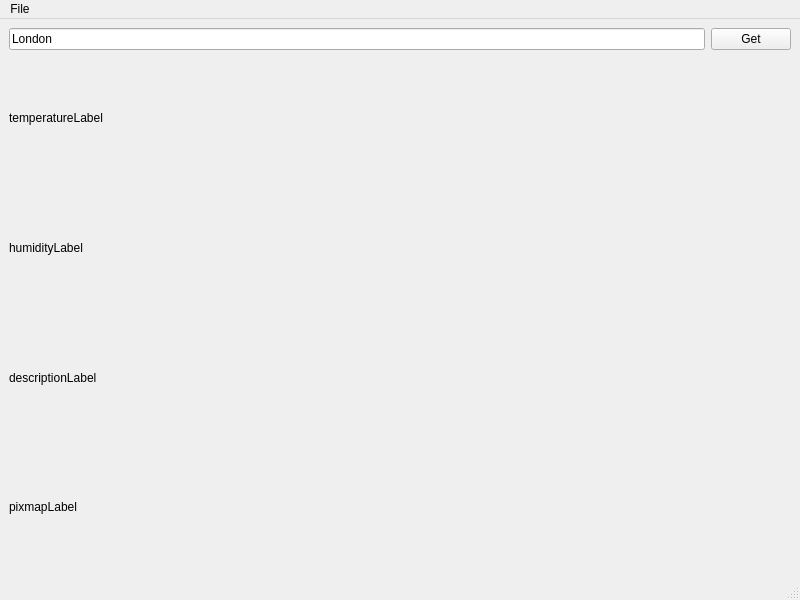
Old version of the form WeatherApp/weather/mainwindow.ui in the repository Djangoleg/LearnCpp.
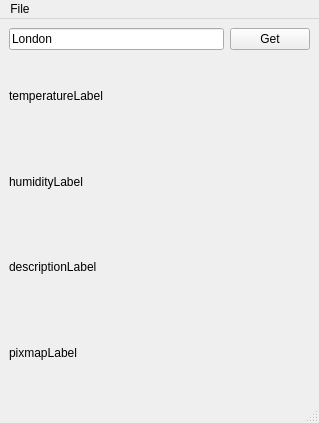
New version of the form. Icons and pictures are not drawn.

The edit to the form file:
```diff
--- a/WeatherApp/weather/mainwindow.ui
+++ b/WeatherApp/weather/mainwindow.ui
@@ -6,8 +6,8 @@
    <rect>
     <x>0</x>
     <y>0</y>
-    <width>800</width>
-    <height>600</height>
+    <width>319</width>
+    <height>423</height>
    </rect>
   </property>
   <property name="windowTitle">
@@ -67,7 +67,7 @@
     <rect>
      <x>0</x>
      <y>0</y>
-     <width>800</width>
+     <width>319</width>
      <height>23</height>
     </rect>
    </property>
```
